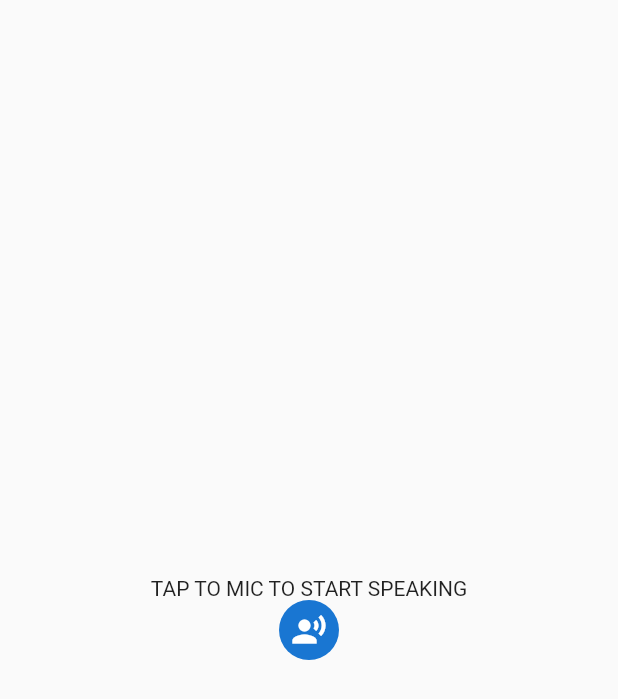
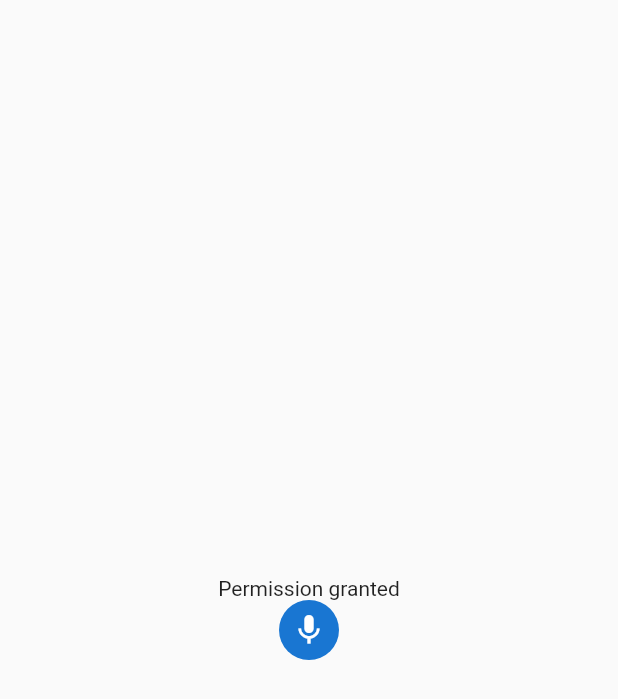
Before and after one commit to AslihanYoldas/Flutter-Translator-App, a Flutter app: the screen it shows after launch, on a phone screen of 412 x 824 dp. Shown: the top 699 px of the screen. Run offline on Flutter 3.47's test engine with Material 2 defaults, Android fonts, the phone set to English and light mode, and no system bars; our stand-ins replace dio, flutter_bloc, get_it, retrofit, speech_to_text; generated files the repository leaves out were written again.

Commit message:
Speech to text feauture added as a different page with cubit and dependency injection

```diff
--- a/lib/cubit/speech_to_text/speech_to_text_states.dart
+++ b/lib/cubit/speech_to_text/speech_to_text_states.dart
@@ -15,7 +15,7 @@ class SpeechListeningState extends SpeechStates{
 
 }
 
-class SpeechListeningStopedState extends SpeechStates{
+class SpeechListeningStoppedState extends SpeechStates{
 
 }
 class ErrorState extends SpeechStates{
--- a/lib/cubit/speech_to_text/speech_to_text_view.dart
+++ b/lib/cubit/speech_to_text/speech_to_text_view.dart
@@ -1,10 +1,7 @@
-import 'package:flutter/cupertino.dart';
 import 'package:flutter/material.dart';
 import 'package:flutter_bloc/flutter_bloc.dart';
 import 'package:flutter_translator_app/cubit/speech_to_text/speech_to_text_cubit.dart';
 import 'package:flutter_translator_app/cubit/speech_to_text/speech_to_text_states.dart';
-import 'package:speech_to_text/speech_to_text.dart';
-
 import '../../dependency_injection/locator.dart';
 import '../../pages/speech_to_text.dart';
 
@@ -26,16 +23,28 @@ class SpeechView extends StatelessWidget {
             listener: (context, state) {},
             builder: (context, state) {
               if (state is InitState) {
-                locator.get<SpeechCubit>().checkMic();
-                return SpeechtoText("TAP TO MIC TO START SPEAKING");
+                locator.get<SpeechCubit>().initialize();
+                return  const SpeechtoText("Tap to start listening");
               }
               else if (state is SpeechResult) {
                 debugPrint("RESPONSE STATE");
                 return SpeechtoText(state.recognizedWords);
               }
+              else if (state is MicAvailableState) {
+                debugPrint("Mic Available");
+                return const SpeechtoText("Permission granted");
+              }
               else if (state is MicNotAvailableState) {
-                debugPrint("RESPONSE STATE");
-                return const SpeechtoText("PERMISSION NOT GRANTED. TAP AGAIN");
+                debugPrint("MIC NOT AVAILABLE");
+                return const SpeechtoText("Permission not granted");
+              }
+              else if(state is SpeechListeningState){
+                debugPrint("SpeechListeningState");
+                return const SpeechtoText("Listening");
+              }
+              else if(state is SpeechListeningStoppedState){
+                debugPrint("SpeechListeningStoppedState");
+                return const SpeechtoText("Listening Stopped");
               }
               else {
                 final error = state as ErrorState;
--- a/lib/dependency_injection/locator.dart
+++ b/lib/dependency_injection/locator.dart
@@ -43,6 +43,7 @@ class DependencyInjection {
   void provideSpeechToTextObject(){
     locator.registerLazySingleton<SpeechToText>(()=>SpeechToText());
 
+
   }
 
 }
--- a/lib/pages/speech_to_text.dart
+++ b/lib/pages/speech_to_text.dart
@@ -2,7 +2,6 @@ import 'package:flutter/cupertino.dart';
 import 'package:flutter/material.dart';
 import 'package:flutter_translator_app/cubit/speech_to_text/speech_to_text_cubit.dart';
 import 'package:flutter_translator_app/dependency_injection/locator.dart';
-import 'package:speech_to_text/speech_to_text.dart';
 
 class SpeechtoText extends StatefulWidget {
   final String textSpeech;
@@ -16,10 +15,6 @@ class _SpeechtoTextState extends State<SpeechtoText> {
 
   _SpeechtoTextState(String textSpeech);
 
-  Future<bool> checkMic() async {
-    bool available = await locator.get<SpeechToText>().initialize();
-    return available;
-  }
   @override
   Widget build(BuildContext context) {
     return Center(
@@ -32,7 +27,7 @@ class _SpeechtoTextState extends State<SpeechtoText> {
                   locator.get<SpeechCubit>().startListening();
                 },
                 child: CircleAvatar(
-                  child:  true? Icon(Icons.record_voice_over):Icon(Icons.mic)
+                  child:  Icon(Icons.mic)
                 ),
               )
               ]
```
Also changed, not shown: lib/cubit/speech_to_text/speech_to_text_cubit.dart (+22 -18 lines).
